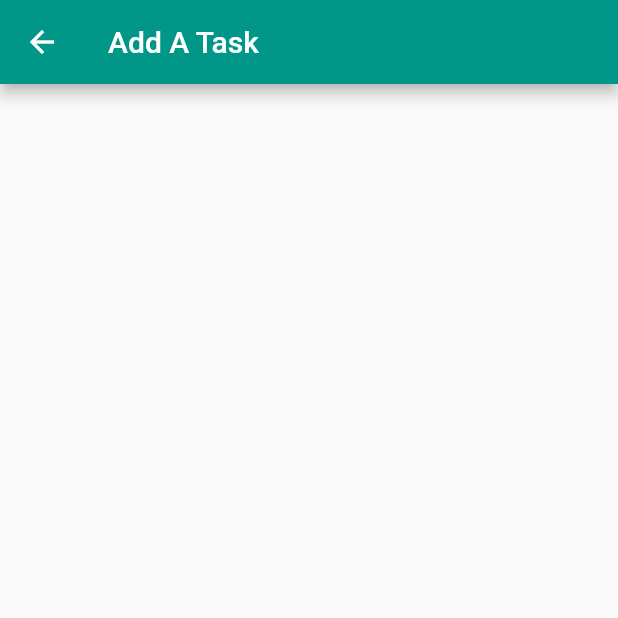
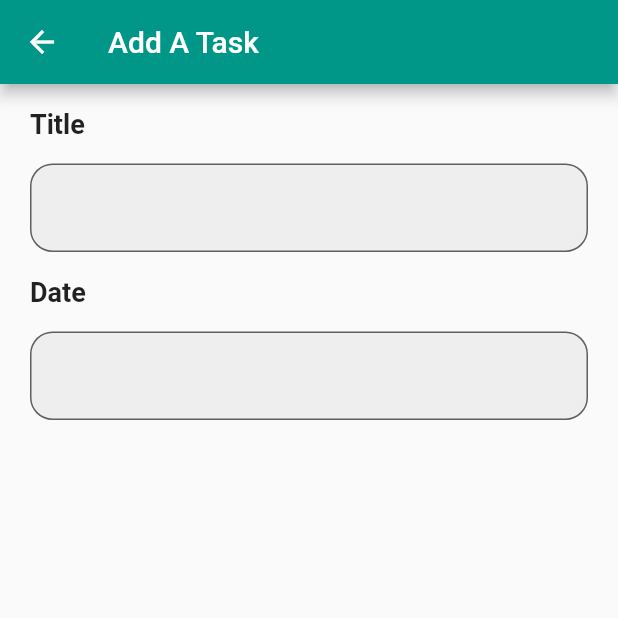
Before and after one commit to the-best-is-best/m_todo_app_tutorial, a Flutter app: the screen it shows after launch, after a tap on "Add A Task", on a phone screen of 412 x 824 dp, the top half of it. Run offline on Flutter 3.47's test engine with Material 2 defaults, Android fonts, the phone set to English and light mode, and no system bars.

Commit message:
episode 6 ended

```diff
--- a/lib/app/components/my_elevated_button.dart
+++ b/lib/app/components/my_elevated_button.dart
@@ -7,9 +7,11 @@ class MyElevatedButton extends StatelessWidget {
     this.width = double.infinity,
     Key? key,
     this.onPressed,
+    required this.title,
   }) : super(key: key);
   final double width;
   final VoidCallback? onPressed;
+  final String title;
 
   @override
   Widget build(BuildContext context) {
@@ -20,7 +22,9 @@ class MyElevatedButton extends StatelessWidget {
             shape: RoundedRectangleBorder(
                 borderRadius: BorderRadius.circular(15))),
         onPressed: onPressed,
-        child: const MyText(),
+        child: MyText(
+          title: title,
+        ),
       ),
     );
   }
--- /dev/null
+++ b/lib/app/components/my_form_field.dart
@@ -0,0 +1,36 @@
+import 'package:flutter/material.dart';
+import 'package:m_todo_app_tutorial/app/components/my_text.dart';
+
+class BuildFormField extends StatelessWidget {
+  const BuildFormField({
+    Key? key,
+    required this.title,
+    this.style,
+  }) : super(key: key);
+  final String title;
+  final TextStyle? style;
+
+  @override
+  Widget build(BuildContext context) {
+    return Column(
+      crossAxisAlignment: CrossAxisAlignment.start,
+      children: [
+        MyText(title: title, style: style),
+        const SizedBox(height: 16),
+        TextFormField(
+          decoration: InputDecoration(
+            filled: true,
+            fillColor: Colors.grey[200],
+            border: OutlineInputBorder(
+              borderRadius: BorderRadius.circular(15),
+            ),
+            focusedBorder: OutlineInputBorder(
+              borderRadius: BorderRadius.circular(15),
+              borderSide: const BorderSide(color: Colors.green, width: 2),
+            ),
+          ),
+        )
+      ],
+    );
+  }
+}
--- a/lib/app/components/my_text.dart
+++ b/lib/app/components/my_text.dart
@@ -3,10 +3,17 @@ import 'package:flutter/material.dart';
 class MyText extends StatelessWidget {
   const MyText({
     Key? key,
+    required this.title,
+    this.style,
   }) : super(key: key);
-
+  final String title;
+  final TextStyle? style;
   @override
   Widget build(BuildContext context) {
-    return Text("Add A Task");
+    //  return Text("Add A Task");
+    return Text(
+      title,
+      style: style,
+    );
   }
 }
--- a/lib/presentation/add_a_task/view/add_a_task_view.dart
+++ b/lib/presentation/add_a_task/view/add_a_task_view.dart
@@ -1,7 +1,21 @@
 import 'package:flutter/material.dart';
 
-class AddATaskView extends StatelessWidget {
+import '../../../app/components/my_form_field.dart';
+
+class AddATaskView extends StatefulWidget {
   const AddATaskView({Key? key}) : super(key: key);
+
+  @override
+  State<AddATaskView> createState() => _AddATaskViewState();
+}
+
+class _AddATaskViewState extends State<AddATaskView> {
+  late final GlobalKey<FormState> formKey;
+  @override
+  void initState() {
+    formKey = GlobalKey<FormState>();
+    super.initState();
+  }
 
   @override
   Widget build(BuildContext context) {
@@ -9,6 +23,27 @@ class AddATaskView extends StatelessWidget {
       appBar: AppBar(
         title: const Text("Add A Task"),
       ),
+      body: SingleChildScrollView(
+          child: Padding(
+        padding: const EdgeInsets.only(top: 16) +
+            const EdgeInsets.symmetric(horizontal: 20),
+        child: Form(
+          key: formKey,
+          child: Column(
+            children: const [
+              BuildFormField(
+                title: "Title",
+                style: TextStyle(fontSize: 18, fontWeight: FontWeight.bold),
+              ),
+              SizedBox(height: 16),
+              BuildFormField(
+                title: "Date",
+                style: TextStyle(fontSize: 18, fontWeight: FontWeight.bold),
+              ),
+            ],
+          ),
+        ),
+      )),
     );
   }
 }
--- a/lib/presentation/home/view/home_view.dart
+++ b/lib/presentation/home/view/home_view.dart
@@ -37,6 +37,7 @@ class HomeView extends StatelessWidget {
                   right: 10,
                   left: 10,
                   child: MyElevatedButton(
+                    title: "Add A Task",
                     onPressed: () {
                       context.push(const AddATaskView());
                     },
```
